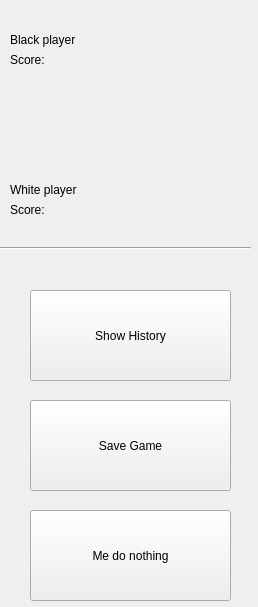
This is InfoPanel.ui in ondrejbudai/othello as Qt 5 draws it before an edit. The edited form follows.
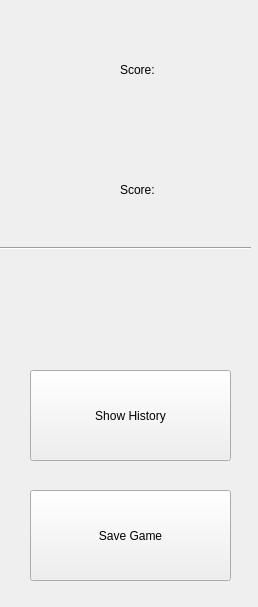
This is the edited form. Icons and pictures are not drawn.

```diff
--- a/InfoPanel.ui
+++ b/InfoPanel.ui
@@ -16,21 +16,27 @@
   <widget class="QLabel" name="label_3">
    <property name="geometry">
     <rect>
-     <x>10</x>
+     <x>20</x>
      <y>30</y>
-     <width>101</width>
-     <height>20</height>
+     <width>81</width>
+     <height>81</height>
     </rect>
    </property>
    <property name="text">
-    <string>Black player</string>
+    <string/>
+   </property>
+   <property name="pixmap">
+    <pixmap>img/blackNoBack.png</pixmap>
+   </property>
+   <property name="scaledContents">
+    <bool>true</bool>
    </property>
   </widget>
   <widget class="QLabel" name="ScoreLabel2">
    <property name="geometry">
     <rect>
-     <x>10</x>
-     <y>200</y>
+     <x>120</x>
+     <y>180</y>
      <width>67</width>
      <height>20</height>
     </rect>
@@ -52,19 +58,6 @@
     <enum>Qt::Horizontal</enum>
    </property>
   </widget>
-  <widget class="QPushButton" name="ButtonNewGame">
-   <property name="geometry">
-    <rect>
-     <x>30</x>
-     <y>510</y>
-     <width>201</width>
-     <height>91</height>
-    </rect>
-   </property>
-   <property name="text">
-    <string>Me do nothing</string>
-   </property>
-  </widget>
   <widget class="QLabel" name="BlackName">
    <property name="geometry">
     <rect>
@@ -81,8 +74,8 @@
   <widget class="QLabel" name="BlackScoreLabel">
    <property name="geometry">
     <rect>
-     <x>120</x>
-     <y>50</y>
+     <x>170</x>
+     <y>60</y>
      <width>91</width>
      <height>20</height>
     </rect>
@@ -95,7 +88,7 @@
    <property name="geometry">
     <rect>
      <x>10</x>
-     <y>150</y>
+     <y>120</y>
      <width>231</width>
      <height>31</height>
     </rect>
@@ -107,8 +100,8 @@
   <widget class="QLabel" name="WhiteScoreLabel">
    <property name="geometry">
     <rect>
-     <x>120</x>
-     <y>200</y>
+     <x>170</x>
+     <y>180</y>
      <width>91</width>
      <height>20</height>
     </rect>
@@ -120,8 +113,8 @@
   <widget class="QLabel" name="ScoreLabel1">
    <property name="geometry">
     <rect>
-     <x>10</x>
-     <y>50</y>
+     <x>120</x>
+     <y>60</y>
      <width>61</width>
      <height>20</height>
     </rect>
@@ -133,21 +126,27 @@
   <widget class="QLabel" name="label_4">
    <property name="geometry">
     <rect>
-     <x>10</x>
-     <y>180</y>
-     <width>101</width>
-     <height>20</height>
+     <x>20</x>
+     <y>150</y>
+     <width>81</width>
+     <height>81</height>
     </rect>
    </property>
    <property name="text">
-    <string>White player</string>
+    <string/>
+   </property>
+   <property name="pixmap">
+    <pixmap>img/whiteNoBack.png</pixmap>
+   </property>
+   <property name="scaledContents">
+    <bool>true</bool>
    </property>
   </widget>
   <widget class="QPushButton" name="ButtonSaveGame">
    <property name="geometry">
     <rect>
      <x>30</x>
-     <y>400</y>
+     <y>490</y>
      <width>201</width>
      <height>91</height>
     </rect>
@@ -160,7 +159,7 @@
    <property name="geometry">
     <rect>
      <x>30</x>
-     <y>290</y>
+     <y>370</y>
      <width>201</width>
      <height>91</height>
     </rect>
```
Left out of the diff: 6 changed lines with no effect on the pictures.
